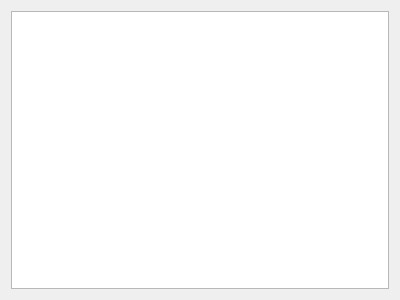
Old version of the form addnotes.ui in the repository FigueroaCode/Scribble.
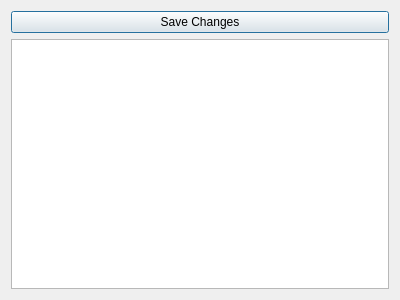
New version of the form.

```diff
--- a/addnotes.ui
+++ b/addnotes.ui
@@ -14,6 +14,13 @@
    <string>Note</string>
   </property>
   <layout class="QVBoxLayout" name="verticalLayout">
+   <item>
+    <widget class="QPushButton" name="saveChangesBtn">
+     <property name="text">
+      <string>Save Changes</string>
+     </property>
+    </widget>
+   </item>
    <item>
     <widget class="QTextEdit" name="textEdit"/>
    </item>
```
